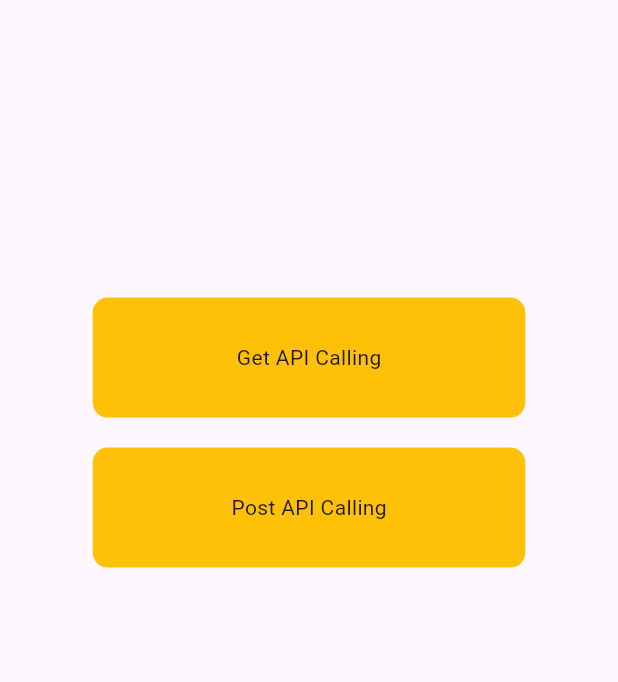
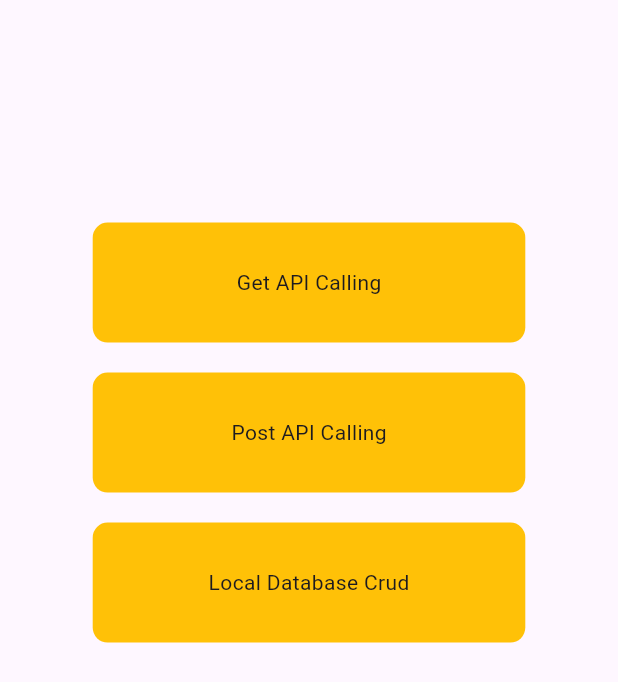
Before and after one commit to Anil4050/bloc_task, a Flutter app: the screen it shows after launch, on a phone screen of 412 x 824 dp. Shown: the top 682 px of the screen. Run offline on Flutter 3.47's test engine with Material 3 defaults, Android fonts, the phone set to English and light mode, and no system bars; our stand-ins replace flutter_bloc, sqflite; accounts and stored records are empty.

Commit message:
Added Search Functionality and crud operation with SQFLite

```diff
--- /dev/null
+++ b/lib/Bloc/LocalCrudBloc/local_crud_bloc.dart
@@ -0,0 +1,20 @@
+import 'package:api_calling/Bloc/LocalCrudBloc/local_crud_event.dart';
+import 'package:api_calling/Bloc/LocalCrudBloc/local_crud_state.dart';
+import 'package:api_calling/database_helper.dart';
+import 'package:flutter_bloc/flutter_bloc.dart';
+
+class LocalCrudBloc extends Bloc<LocalCrudEvent, LocalCrudState> {
+  final LocalDatabaseHelper dbHelper;
+
+  LocalCrudBloc(this.dbHelper) : super(LocalCrudInitial()) {
+    on<AddItem>((event, emit) async {
+      emit(LocalCrudLoading());
+      try {
+        await dbHelper.insertItem(event.title, event.description);
+        emit(LocalCrudSuccess());
+      } catch (e) {
+        emit(LocalCrudError("Insert Failed ${e.toString}"));
+      }
+    });
+  }
+}
--- /dev/null
+++ b/lib/Bloc/LocalCrudBloc/local_crud_event.dart
@@ -0,0 +1,7 @@
+abstract class LocalCrudEvent {}
+
+class AddItem extends LocalCrudEvent{
+  final String title, description;
+
+  AddItem(this.title, this.description);
+}
--- /dev/null
+++ b/lib/Bloc/LocalCrudBloc/local_crud_state.dart
@@ -0,0 +1,12 @@
+abstract class LocalCrudState {}
+
+class LocalCrudInitial extends LocalCrudState {}
+
+class LocalCrudLoading extends LocalCrudState {}
+
+class LocalCrudSuccess extends LocalCrudState {}
+
+class LocalCrudError extends LocalCrudState {
+  final String message;
+  LocalCrudError(this.message);
+}
--- a/lib/Bloc/PostBloc/post_event.dart
+++ b/lib/Bloc/PostBloc/post_event.dart
@@ -1,4 +1,8 @@
 abstract class PostEvent {}
 
+class FetchPost extends PostEvent {}
 
-class FetchPost extends PostEvent {}
+class SearchPost extends PostEvent {
+  final String query;
+  SearchPost(this.query);
+}
--- a/lib/api_service.dart
+++ b/lib/api_service.dart
@@ -5,7 +5,7 @@ import 'package:http/http.dart' as http;
 class ApiService {
   static String url = 'https://jsonplaceholder.typicode.com/posts';
   static Future<List<dynamic>> fetchPosts() async {
-    // String url = 'https://jsonplaceholder.typicode.com/posts';
+
     final response = await http.get(Uri.parse(url));
 
     if (response.statusCode == 200 || response.statusCode == 201) {
--- /dev/null
+++ b/lib/database_helper.dart
@@ -0,0 +1,34 @@
+import 'package:sqflite/sqflite.dart';
+import 'package:path/path.dart';
+
+class LocalDatabaseHelper {
+  static final LocalDatabaseHelper _instance = LocalDatabaseHelper._internal();
+
+  factory LocalDatabaseHelper() => _instance;
+  static Database? _database;
+
+  LocalDatabaseHelper._internal();
+
+  Future<Database> get database async {
+    if (_database != null) return _database!;
+    _database = await _initDatabase();
+    return _database!;
+  }
+
+  Future<Database> _initDatabase() async {
+    final path = join(await getDatabasesPath(), 'localcrud.db');
+
+    return await openDatabase(path, version: 1, onCreate: (db, version) async {
+      await db.execute(''' CREATE TABLE items (
+          id INTEGER PRIMARY KEY AUTOINCREMENT,
+          title TEXT,
+          description TEXT
+          ) ''');
+    });
+  }
+
+  Future<void> insertItem(String title, String description) async {
+    final db = await database;
+    await db.insert('items', {'title': title, 'description': description});
+  }
+}
--- a/lib/home_screen.dart
+++ b/lib/home_screen.dart
@@ -1,6 +1,8 @@
 import 'package:api_calling/Screens/PostScreens/post_screen.dart';
 import 'package:api_calling/Screens/form_screen.dart';
 import 'package:flutter/material.dart';
+
+import 'Screens/PostScreens/LocalCrud/local_crud_screen.dart';
 
 class HomeScreen extends StatelessWidget {
   const HomeScreen({super.key});
@@ -47,6 +49,24 @@ class HomeScreen extends StatelessWidget {
                       color: Colors.amber,
                       borderRadius: BorderRadius.circular(10.0)),
                   child: Center(child: Text("Post API Calling"))),
+            ),
+            SizedBox(
+              height: 20,
+            ),
+            InkWell(
+              onTap: () {
+                Navigator.push(
+                  context,
+                  MaterialPageRoute(builder: (context) => LocalCrudScreen()),
+                );
+              },
+              child: Container(
+                  height: 80,
+                  width: MediaQuery.of(context).size.width * 0.7,
+                  decoration: BoxDecoration(
+                      color: Colors.amber,
+                      borderRadius: BorderRadius.circular(10.0)),
+                  child: Center(child: Text("Local Database Crud"))),
             )
           ],
         ),
--- a/lib/main.dart
+++ b/lib/main.dart
@@ -1,12 +1,15 @@
 import 'package:api_calling/Bloc/FormBloc/form_bloc.dart';
+import 'package:api_calling/Bloc/LocalCrudBloc/local_crud_bloc.dart';
 import 'package:api_calling/Bloc/PostBloc/post_bloc.dart';
 import 'package:api_calling/Bloc/PostBloc/post_event.dart';
 import 'package:api_calling/Screens/PostScreens/post_screen.dart';
+import 'package:api_calling/database_helper.dart';
 import 'package:api_calling/home_screen.dart';
 import 'package:flutter/material.dart';
 import 'package:flutter_bloc/flutter_bloc.dart';
 
 void main() {
+  WidgetsFlutterBinding.ensureInitialized();
   runApp(const MyApp());
 }
 
@@ -23,6 +26,10 @@ class MyApp extends StatelessWidget {
         BlocProvider<FormBloc>(
           create: (BuildContext context) => FormBloc(),
         ),
+        BlocProvider<LocalCrudBloc>(
+          create: (BuildContext context) =>
+              LocalCrudBloc(LocalDatabaseHelper()),
+        ),
       ],
       child: MaterialApp(
         title: 'Flutter Demo',
--- a/pubspec.yaml
+++ b/pubspec.yaml
@@ -34,6 +34,7 @@ dependencies:
   cupertino_icons: ^1.0.8
   flutter_bloc: ^9.1.0
   http: ^1.3.0
+  sqflite:
 
 dev_dependencies:
   flutter_test:
```
Also changed, not shown: lib/Bloc/PostBloc/post_bloc.dart (+16 -0 lines), lib/Screens/PostScreens/LocalCrud/local_crud_screen.dart (added, +70 -0 lines), lib/Screens/PostScreens/post_screen.dart (+30 -4 lines), pubspec.lock, 1 other file.
